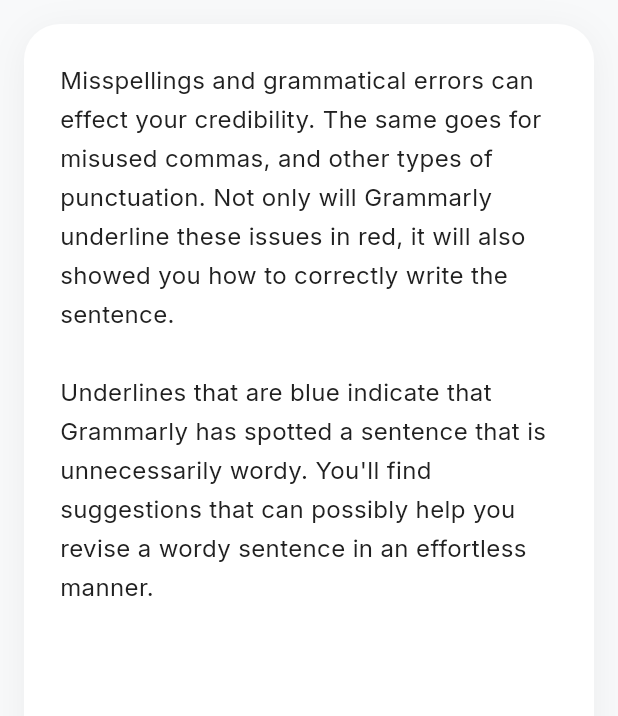
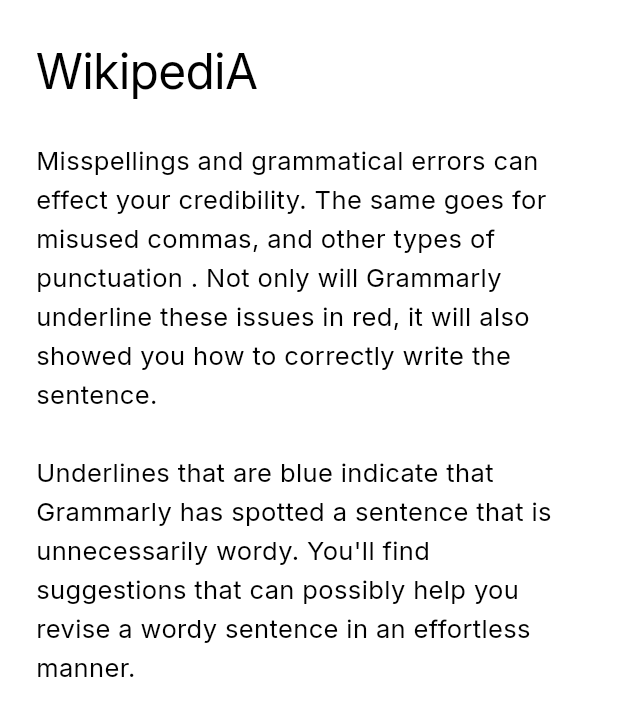
Before and after one commit to najmulmyself/ai_action_flow, a Flutter app: the screen it shows after launch, on a phone screen of 412 x 824 dp. Shown: the top 716 px of the screen. Run offline on Flutter 3.47's test engine with Material 3 defaults, Android fonts, the phone set to English and light mode, and no system bars; our stand-ins replace google_fonts.

Commit message:
HomeScreen UI refactored  with text selection and keeping selected text persistant

```diff
--- a/lib/screens/home_screen.dart
+++ b/lib/screens/home_screen.dart
@@ -1,6 +1,5 @@
 import 'package:flutter/material.dart';
 import 'package:flutter/cupertino.dart';
-import '../widgets/selection_popup.dart';
 import '../widgets/action_bottom_sheet.dart';
 
 class HomeScreen extends StatefulWidget {
@@ -14,11 +13,20 @@
   TextSelection? _selection;
   Offset? _popupPosition;
   OverlayEntry? _toastEntry;
+  final FocusNode _textFocusNode = FocusNode();
+  int? _selectionStart;
+  int? _selectionEnd;
+  bool _keepSelectionHighlight = false;
+  final GlobalKey _textKey = GlobalKey();
 
-  final String _sampleText =
-      '''Misspellings and grammatical errors can effect your credibility. The same goes for misused commas, and other types of punctuation. Not only will Grammarly underline these issues in red, it will also showed you how to correctly write the sentence.
+  final String _paragraph1 =
+      '''Misspellings and grammatical errors can effect your credibility. The same goes for misused commas, and other''';
 
-Underlines that are blue indicate that Grammarly has spotted a sentence that is unnecessarily wordy. You'll find suggestions that can possibly help you revise a wordy sentence in an effortless manner.''';
+  final String _paragraph1Rest =
+      ''' types of punctuation . Not only will Grammarly underline these issues in red, it will also showed you how to correctly write the sentence.''';
+
+  final String _paragraph2 =
+      '''Underlines that are blue indicate that Grammarly has spotted a sentence that is unnecessarily wordy. You'll find suggestions that can possibly help you revise a wordy sentence in an effortless manner.''';
 
   void _onSelectionChanged(
     TextSelection selection,
@@ -27,25 +35,58 @@
     if (selection.baseOffset != selection.extentOffset) {
       setState(() {
         _selection = selection;
+        _selectionStart = selection.baseOffset;
+        _selectionEnd = selection.extentOffset;
+        _keepSelectionHighlight = false;
         _popupPosition = Offset(
           MediaQuery.of(context).size.width / 2 - 80,
           MediaQuery.of(context).size.height / 2,
         );
       });
-    } else {
-      // No selection
+    } else if (!_keepSelectionHighlight) {
       setState(() {
         _selection = null;
         _popupPosition = null;
+        _selectionStart = null;
+        _selectionEnd = null;
       });
     }
   }
 
+  Widget _buildHighlightedText() {
+    final fullText = '$_paragraph1$_paragraph1Rest\n\n$_paragraph2';
+    final start = _selectionStart ?? 0;
+    final end = _selectionEnd ?? fullText.length;
+
+    final beforeSelection = fullText.substring(0, start);
+    final selectedText = fullText.substring(start, end);
+    final afterSelection = fullText.substring(end);
+
+    return Text.rich(
+      TextSpan(
+        style: const TextStyle(
+          fontSize: 17,
+          height: 1.5,
+          color: Color(0xFF000000),
+          fontWeight: FontWeight.w400,
+        ),
+        children: [
+          TextSpan(text: beforeSelection),
+          TextSpan(
+            text: selectedText,
+            style: TextStyle(
+              backgroundColor: const Color(0xFF2196F3).withOpacity(0.3),
+            ),
+          ),
+          TextSpan(text: afterSelection),
+        ],
+      ),
+    );
+  }
+
   void _showActionSheet() {
-    // Clear selection
     setState(() {
-      _selection = null;
-      _popupPosition = null;
+      _keepSelectionHighlight = true;
     });
 
     showModalBottomSheet(
@@ -101,6 +142,14 @@
                   onTap: () {
                     _toastEntry?.remove();
                     _toastEntry = null;
+                    // Clearing selection and popup
+                    setState(() {
+                      _selection = null;
+                      _popupPosition = null;
+                      _selectionStart = null;
+                      _selectionEnd = null;
+                      _keepSelectionHighlight = false;
+                    });
                   },
                   child: const Icon(
                     CupertinoIcons.xmark_circle_fill,
@@ -126,59 +175,93 @@
   @override
   void dispose() {
     _toastEntry?.remove();
+    _textFocusNode.dispose();
     super.dispose();
   }
 
   @override
   Widget build(BuildContext context) {
     return Scaffold(
-      backgroundColor: const Color(0xFFF8F9FA),
+      backgroundColor: Colors.white,
       body: SafeArea(
         child: Stack(
           children: [
-            Column(
-              children: [
-                const SizedBox(height: 16),
-                Expanded(
+            SingleChildScrollView(
+              padding: const EdgeInsets.all(24),
+              child: Column(
+                crossAxisAlignment: CrossAxisAlignment.start,
+                children: [
+                  const Text(
+                    'WikipediA',
+                    style: TextStyle(
+                      fontSize: 32,
+                      fontWeight: FontWeight.w400,
+                      color: Color(0xFF000000),
+                      letterSpacing: -0.5,
+                    ),
+                  ),
+                  const SizedBox(height: 24),
+
+                  Stack(
+                    children: [
+                      if (_keepSelectionHighlight &&
+                          _selectionStart != null &&
+                          _selectionEnd != null)
+                        _buildHighlightedText(),
+                      Opacity(
+                        opacity: _keepSelectionHighlight ? 0 : 1,
+                        child: SelectableText(
+                          key: _textKey,
+                          '$_paragraph1$_paragraph1Rest\n\n$_paragraph2',
+                          style: const TextStyle(
+                            fontSize: 17,
+                            height: 1.5,
+                            color: Color(0xFF000000),
+                            fontWeight: FontWeight.w400,
+                          ),
+                          selectionColor: const Color(
+                            0xFF2196F3,
+                          ).withOpacity(0.3),
+                          onSelectionChanged: _onSelectionChanged,
+                        ),
+                      ),
+                    ],
+                  ),
+                ],
+              ),
+            ),
+
+            if (_selection != null && _popupPosition != null)
+              Positioned(
+                bottom: 40,
+                right: 24,
+                child: GestureDetector(
+                  onTap: _showActionSheet,
                   child: Container(
-                    margin: const EdgeInsets.symmetric(horizontal: 16),
+                    width: 60,
+                    height: 60,
                     decoration: BoxDecoration(
                       color: Colors.white,
-                      borderRadius: BorderRadius.circular(24),
+                      shape: BoxShape.circle,
+                      border: Border.all(
+                        color: const Color(0xFF2196F3),
+                        width: 2,
+                      ),
                       boxShadow: [
                         BoxShadow(
-                          color: Colors.black.withOpacity(0.05),
-                          blurRadius: 20,
+                          color: Colors.black.withOpacity(0.1),
+                          blurRadius: 10,
                           offset: const Offset(0, 4),
                         ),
                       ],
                     ),
-                    child: ClipRRect(
-                      borderRadius: BorderRadius.circular(24),
-                      child: SingleChildScrollView(
-                        padding: const EdgeInsets.all(24),
-                        child: SelectableText(
-                          _sampleText,
-                          style: const TextStyle(
-                            fontSize: 16,
-                            height: 1.6,
-                            color: Color(0xFF212121),
-                          ),
-                          onSelectionChanged: _onSelectionChanged,
-                        ),
-                      ),
+                    child: const Icon(
+                      CupertinoIcons.sparkles,
+                      color: Color(0xFF2196F3),
+                      size: 28,
                     ),
                   ),
                 ),
-                const SizedBox(height: 16),
-              ],
-            ),
-
-            // Floating popup button
-            if (_selection != null && _popupPosition != null)
-              SelectionPopup(
-                position: _popupPosition!,
-                onTap: _showActionSheet,
               ),
           ],
         ),
```
